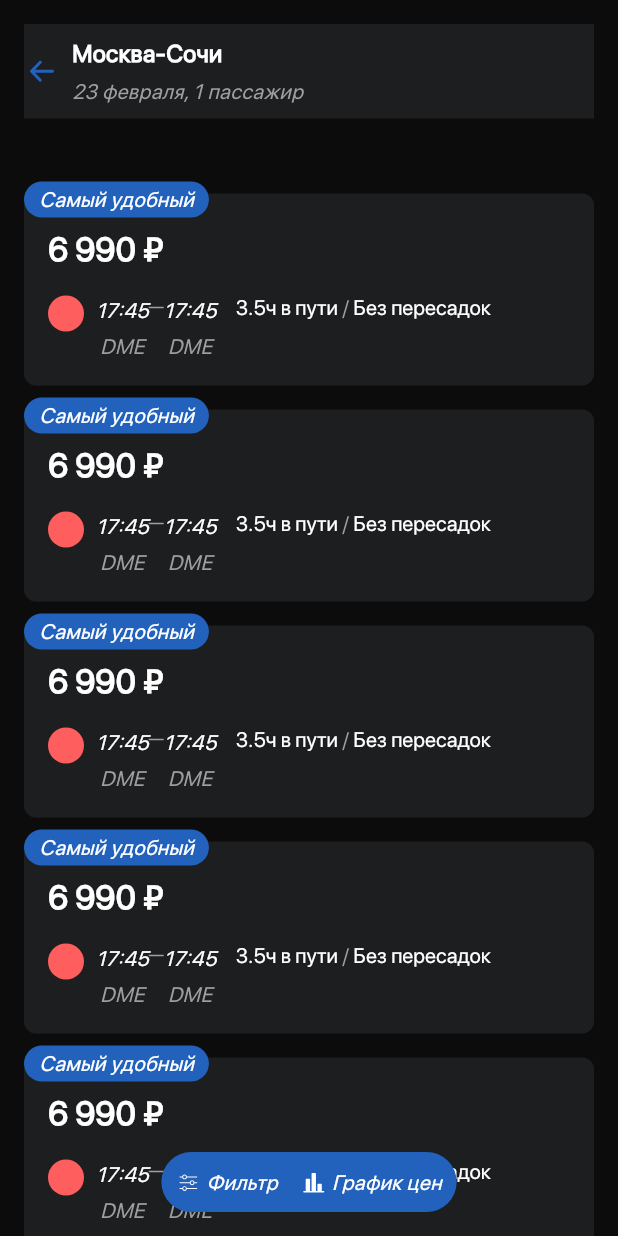
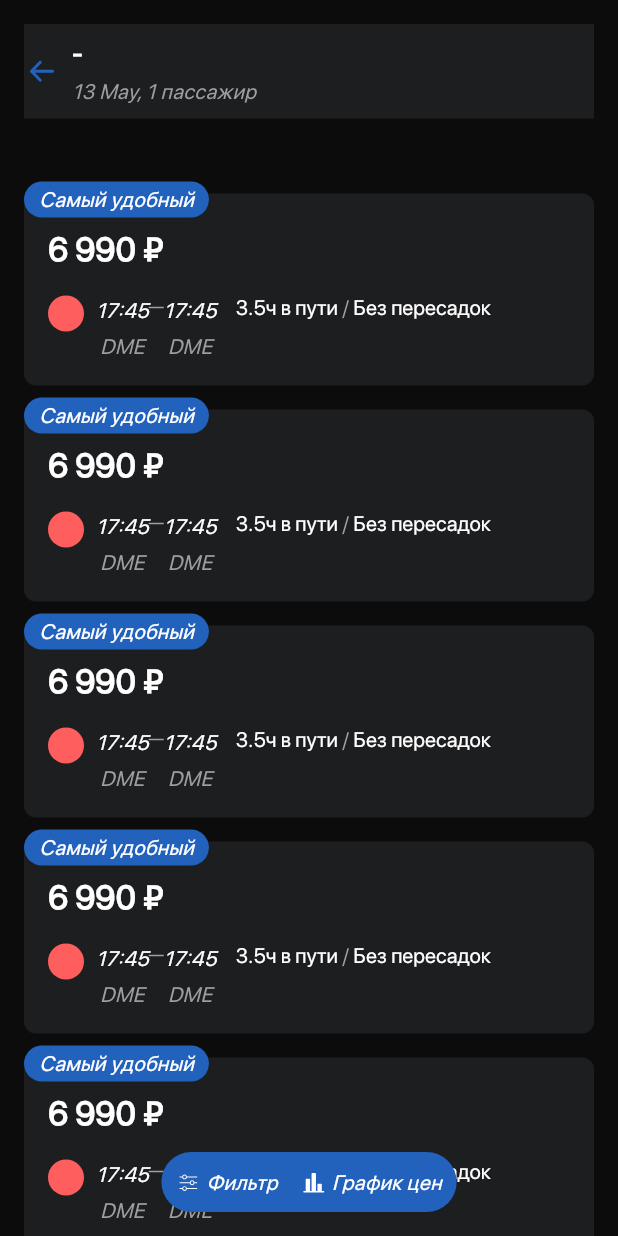
Before and after one commit to Bek-End/effective_test, a Flutter app: the SearchResultScreen screen opened directly, after a tap on "Посмотреть все билеты", on a phone screen of 412 x 824 dp. Run offline on Flutter 3.47's test engine with Material 3 defaults, Android fonts, the phone set to English and light mode, and no system bars; our stand-ins replace device_preview, dio, equatable, flutter_bloc, flutter_svg, fluttertoast and 3 more; accounts and stored records are empty; generated files the repository leaves out were written again.

Commit message:
feat: add tickets bloc

```diff
--- a/lib/common/di/bloc_scope.dart
+++ b/lib/common/di/bloc_scope.dart
@@ -1,3 +1,4 @@
+import 'package:effective_test/design/logic/ticket/ticket_bloc.dart';
 import 'package:flutter/material.dart';
 import 'package:flutter_bloc/flutter_bloc.dart';
 import 'package:get_it/get_it.dart';
@@ -15,8 +16,9 @@ class BlocScope extends StatelessWidget {
     final getIt = GetIt.I;
     return MultiBlocProvider(
       providers: [
-        // BlocProvider(
-        //     create: (context) => getIt.get<AuthBloc>()..add(AuthAnonEvent())),
+        BlocProvider(
+            create: (context) =>
+                getIt.get<TicketBloc>()..add(TicketInitEvent())),
       ],
       child: child,
     );
--- a/lib/common/di/di.dart
+++ b/lib/common/di/di.dart
@@ -1,10 +1,11 @@
+import 'package:effective_test/design/logic/ticket/ticket_bloc.dart';
 import 'package:get_it/get_it.dart';
 
 abstract class DI {
   static void init() {
     final getIt = GetIt.I;
 
-    // getIt.registerSingleton<MockService>(MockService());
+    getIt.registerSingleton<TicketBloc>(TicketBloc(null));
   }
 
   static Future<void> dispose() async {
--- /dev/null
+++ b/lib/common/utils/date_time_extentions.dart
@@ -0,0 +1,5 @@
+import 'package:intl/intl.dart';
+
+extension DateTimeExtentions on DateTime {
+  String get inDDMMMM => DateFormat('dd MMMM').format(this);
+}
--- a/lib/design/screens/search_result_screen.dart
+++ b/lib/design/screens/search_result_screen.dart
@@ -20,6 +20,9 @@ class SearchResultScreen extends StatefulWidget {
 }
 
 class _SearchResultScreenState extends State<SearchResultScreen> {
+  late final _countryFromCtrl = TextEditingController();
+  late final _countryToCtrl = TextEditingController();
+
   final _iconColors = [
     AppColors.red,
     AppColors.blue,
@@ -31,6 +34,12 @@ class _SearchResultScreenState extends State<SearchResultScreen> {
       context: context,
       content: const TargetPointWidget(),
     );
+  }
+
+  void _swapPlaces() {
+    final tempVar = _countryFromCtrl.text;
+    _countryFromCtrl.text = _countryToCtrl.text;
+    _countryToCtrl.text = tempVar;
   }
 
   @override
@@ -73,14 +82,16 @@ class _SearchResultScreenState extends State<SearchResultScreen> {
                         children: [
                           TextFieldWidget(
                             hint: 'Откуда - Москва',
-                            controller: TextEditingController(),
-                            suffixIcon:
-                                SvgPicture.asset(Assets.icons.swapUpDown),
+                            controller: _countryFromCtrl,
+                            suffixIcon: InkWell(
+                              onTap: _swapPlaces,
+                              child: SvgPicture.asset(Assets.icons.swapUpDown),
+                            ),
                           ),
                           const Divider(),
                           TextFieldWidget(
                             hint: 'Куда - Турция',
-                            controller: TextEditingController(),
+                            controller: _countryToCtrl,
                             suffixIcon: SvgPicture.asset(Assets.icons.close),
                             readOnly: true,
                             onTap: _showBottomSheet,
@@ -100,7 +111,13 @@ class _SearchResultScreenState extends State<SearchResultScreen> {
                 scrollDirection: Axis.horizontal,
                 children: [
                   RoundedButtonWidget(
-                    onTap: () {},
+                    onTap: () {
+                      showDatePicker(
+                        context: context,
+                        firstDate: DateTime.now(),
+                        lastDate: DateTime.utc(3000),
+                      );
+                    },
                     child: Row(
                       mainAxisSize: MainAxisSize.min,
                       children: [
@@ -181,6 +198,8 @@ class _SearchResultScreenState extends State<SearchResultScreen> {
                     (index) => Column(
                       mainAxisSize: MainAxisSize.min,
                       children: [
+                        if (index != 0)
+                          Divider(color: colorScheme.basic.shade4),
                         Padding(
                           padding: const EdgeInsets.symmetric(vertical: 8),
                           child: Row(
@@ -226,28 +245,21 @@ class _SearchResultScreenState extends State<SearchResultScreen> {
                             ],
                           ),
                         ),
-                        Divider(color: colorScheme.basic.shade4),
                       ],
                     ),
                   ),
-                  Center(
-                    child: TextButton(
-                      onPressed: () {},
-                      child: Text(
-                        'Показать все',
-                        style: themeText.buttonText.copyWith(
-                          color: colorScheme.blue,
-                        ),
-                      ),
-                    ),
-                  )
                 ],
               ),
             ),
             const SizedBox(height: 23),
             FilledButtonWidget(
               onTap: () => Navigator.of(context).push(MaterialPageRoute(
-                builder: (_) => const TicketsScreen(),
+                builder: (_) => TicketsScreen(
+                  countryFrom: _countryFromCtrl.text,
+                  countryTo: _countryToCtrl.text,
+                  departureDate: DateTime.now(),
+                  personCount: 1,
+                ),
               )),
               child: Text(
                 'Посмотреть все билеты',
--- a/lib/design/screens/tickets_screen.dart
+++ b/lib/design/screens/tickets_screen.dart
@@ -1,12 +1,23 @@
 import 'package:effective_test/common/constants/assets.dart';
+import 'package:effective_test/common/utils/date_time_extentions.dart';
 import 'package:effective_test/design/widgets/app_theme.dart';
 import 'package:effective_test/design/widgets/ticket_card_widget.dart';
 import 'package:flutter/material.dart';
-import 'package:flutter/widgets.dart';
 import 'package:flutter_svg/svg.dart';
 
 class TicketsScreen extends StatelessWidget {
-  const TicketsScreen({super.key});
+  const TicketsScreen({
+    super.key,
+    required this.countryFrom,
+    required this.countryTo,
+    required this.departureDate,
+    required this.personCount,
+  });
+
+  final String countryFrom;
+  final String countryTo;
+  final DateTime departureDate;
+  final int personCount;
 
   @override
   Widget build(BuildContext context) {
@@ -37,12 +48,12 @@ class TicketsScreen extends StatelessWidget {
                     crossAxisAlignment: CrossAxisAlignment.start,
                     children: [
                       Text(
-                        'Москва-Сочи',
+                        '$countryFrom-$countryTo',
                         style: themeText.title3,
                       ),
                       const SizedBox(height: 4),
                       Text(
-                        '23 февраля, 1 пассажир',
+                        '${departureDate.inDDMMMM}, $personCount пассажир',
                         style: themeText.title4.copyWith(
                           color: colorScheme.basic.shade6,
                         ),
--- a/lib/design/widgets/text_field_widget.dart
+++ b/lib/design/widgets/text_field_widget.dart
@@ -1,5 +1,6 @@
 import 'package:effective_test/design/widgets/app_theme.dart';
 import 'package:flutter/material.dart';
+import 'package:flutter/services.dart';
 
 class TextFieldWidget extends StatelessWidget {
   const TextFieldWidget({
@@ -10,6 +11,7 @@ class TextFieldWidget extends StatelessWidget {
     this.onTap,
     this.prefixIcon,
     this.suffixIcon,
+    this.inputFormatters,
   });
 
   final String hint;
@@ -18,6 +20,7 @@ class TextFieldWidget extends StatelessWidget {
   final VoidCallback? onTap;
   final Widget? prefixIcon;
   final Widget? suffixIcon;
+  final List<TextInputFormatter>? inputFormatters;
 
   @override
   Widget build(BuildContext context) {
@@ -27,6 +30,7 @@ class TextFieldWidget extends StatelessWidget {
       controller: controller,
       readOnly: readOnly,
       style: style,
+      inputFormatters: inputFormatters,
       decoration: InputDecoration(
         hintText: hint,
         helperStyle: style,
```
Also changed, not shown: lib/design/logic/ticket/ticket_bloc.dart (added, +54 -0 lines), lib/design/logic/ticket/ticket_event.dart (added, +14 -0 lines), lib/design/logic/ticket/ticket_state.dart (added, +47 -0 lines), lib/design/screens/home_screen.dart (+11 -2 lines), lib/design/screens/temp_screen.dart (added, +24 -0 lines), lib/design/widgets/target_point_widget.dart (+38 -15 lines).
